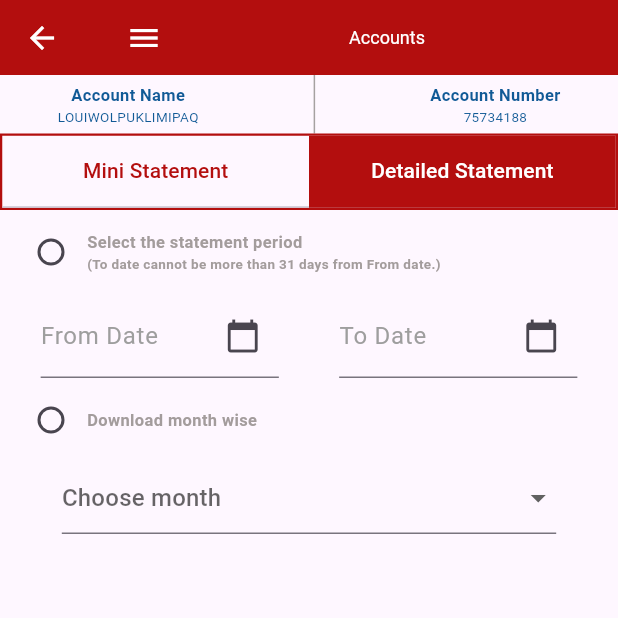
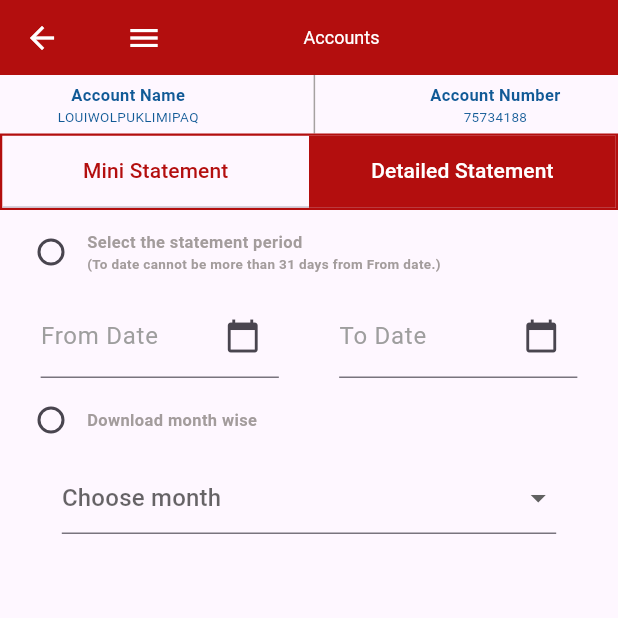
Before and after one commit to nik09877/Flutter_Insta_Biz_UK, a Flutter app: the AccountsPage screen opened directly with empty values, tab 2 chosen, on a phone screen of 412 x 824 dp, the top half of it. Run offline on Flutter 3.47's test engine with Material 3 defaults, Android fonts, the phone set to English and light mode, and no system bars; accounts and stored records are empty; network calls fail.

Commit message:
latest code

```diff
--- a/lib/main.dart
+++ b/lib/main.dart
@@ -12,7 +12,7 @@ class MyApp extends StatelessWidget {
       debugShowCheckedModeBanner: false,
       home: LoginDemo(),
       theme: ThemeData(
-        appBarTheme: AppBarTheme(
+        appBarTheme: const AppBarTheme(
           iconTheme: IconThemeData(color: Colors.white),
         ),
       ),
--- a/lib/pages/accounts.dart
+++ b/lib/pages/accounts.dart
@@ -45,24 +45,25 @@ class _AccountsPageState extends State<AccountsPage> {
 
   @override
   Widget build(BuildContext context) {
+    final screenWidth = MediaQuery.of(context).size.width;
     return Scaffold(
       appBar: PreferredSize(
         preferredSize: const Size.fromHeight(50.0),
         child: AppBar(
           backgroundColor: const Color.fromARGB(255, 179, 14, 14),
           title: Row(
+            mainAxisSize: MainAxisSize.min,
             children: [
               IconButton(
                 onPressed: () {},
                 icon: const Icon(Icons.menu),
                 color: Colors.white,
               ),
-              const Expanded(
-                child: Center(
-                  child: Text(
-                    "Accounts",
-                    style: TextStyle(color: Colors.white, fontSize: 12.0),
-                  ),
+              SizedBox(width: screenWidth * 0.2),
+              const Center(
+                child: Text(
+                  "Accounts",
+                  style: TextStyle(color: Colors.white, fontSize: 12.0),
                 ),
               ),
             ],
@@ -371,11 +372,11 @@ class _AccountsPageState extends State<AccountsPage> {
 
                                       // } : null,
                                       onPressed: () {
-                                        Navigator.push(
-                                            context,
-                                            MaterialPageRoute(
-                                                builder: ((context) =>
-                                                    const AccountsPage2())));
+                                        // Navigator.push(
+                                        //     context,
+                                        //     MaterialPageRoute(
+                                        //         builder: ((context) =>
+                                        //             const AccountsPage2())));
                                       },
                                       style: ElevatedButton.styleFrom(
                                         primary: const Color.fromARGB(
--- a/lib/pages/accounts2.dart
+++ b/lib/pages/accounts2.dart
@@ -41,7 +41,9 @@ class _AccountsPage2State extends State<AccountsPage2> {
           backgroundColor: Colors.red[600],
           leading: IconButton(
               icon: Icon(Icons.arrow_back, color: Colors.white),
-              onPressed: () {}),
+              onPressed: () {
+                Navigator.pop(context);
+              }),
           title: Row(
             children: [
               IconButton(
--- a/lib/service/api_service.dart
+++ b/lib/service/api_service.dart
@@ -6,7 +6,7 @@ import 'package:myproject/models/payer_model.dart';
 
 class ApiService {
   static const String baseUrl = 'http://10.101.151.42:3000';
-  // static const String baseUrl = 'http://192.168.226.12:3000';
+  // static const String baseUrl = 'http://10.101.151.42:3000';
   // static const String baseUrl = 'http://10.101.151.42:3000';
 
   Future<List<Account>> getAllAccounts(int userId) async {
--- a/pubspec.yaml
+++ b/pubspec.yaml
@@ -1,5 +1,5 @@
 name: myproject
-description: "A new Flutter project."
+description: 'A new Flutter project.'
 # The following line prevents the package from being accidentally published to
 # pub.dev using `flutter pub publish`. This is preferred for private packages.
 publish_to: 'none' # Remove this line if you wish to publish to pub.dev
@@ -54,7 +54,6 @@ dev_dependencies:
 
 # The following section is specific to Flutter packages.
 flutter:
-
   # The following line ensures that the Material Icons font is
   # included with your application, so that you can use the icons in
   # the material Icons class.
```
Also changed, not shown: lib/pages/AppSetupPage.dart (+10 -5 lines), lib/pages/cross_currency_screen.dart (+7 -2 lines), lib/pages/fund_transfer_screen.dart (+16 -3 lines), lib/pages/instabiz.dart (+9 -1 lines), lib/pages/loginpage.dart (+26 -26 lines), db.json (indentation only).
